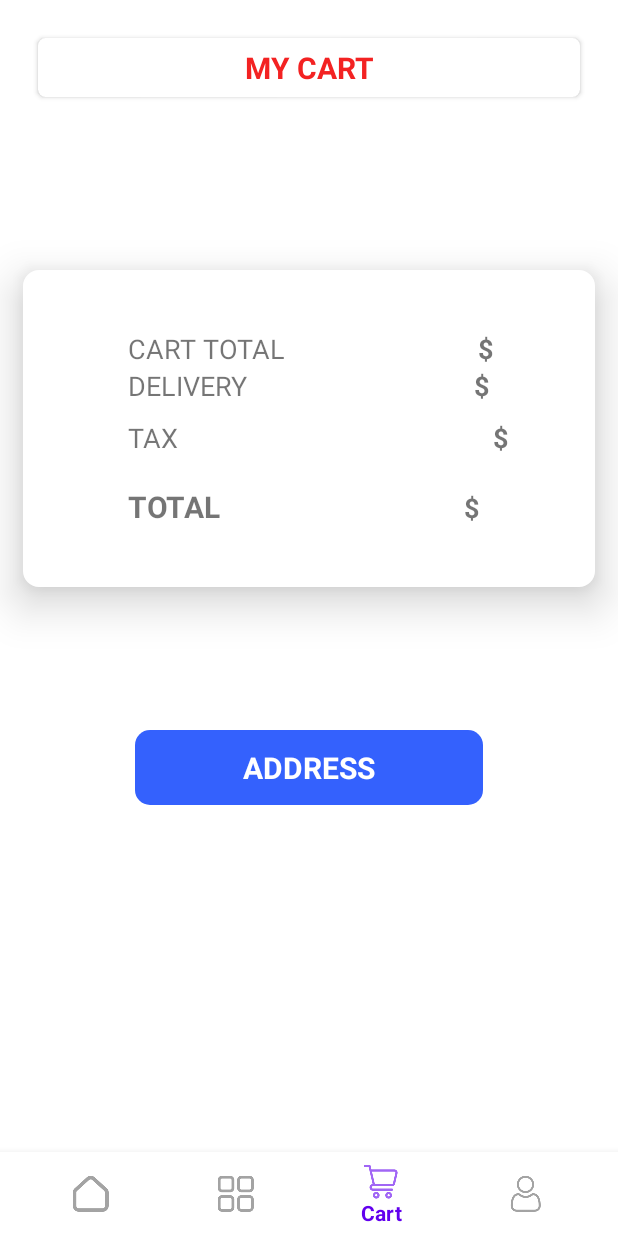
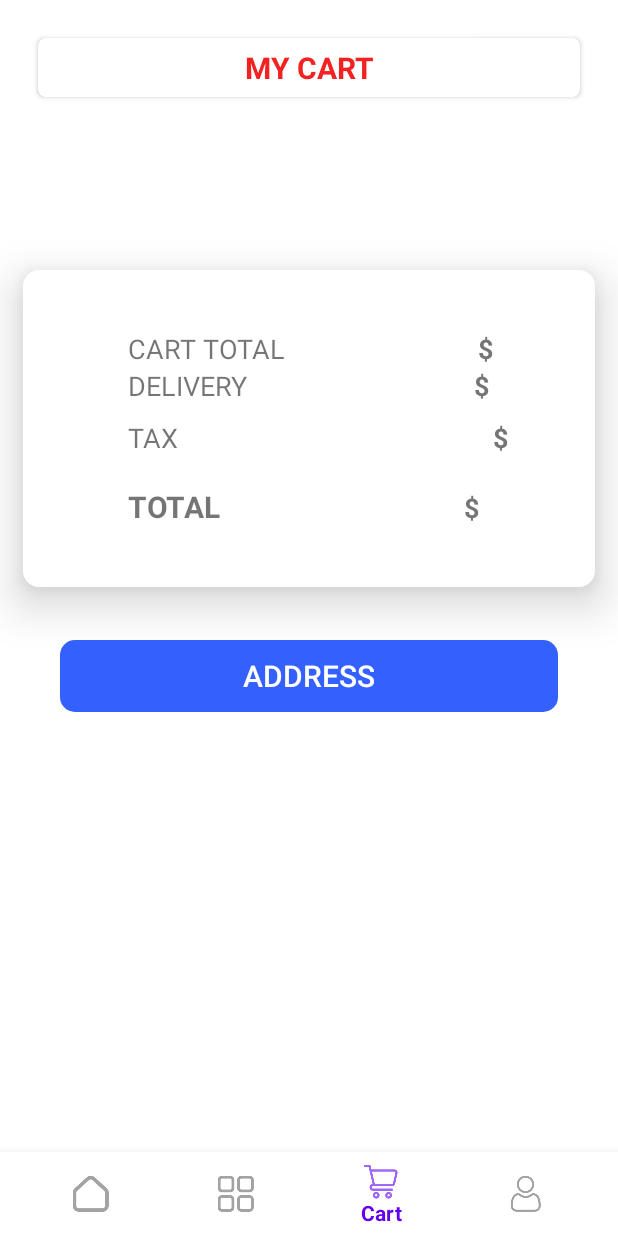
Before and after one commit to ImeshR/MAD-Project, an Android app: the screen it shows after launch once a user with an empty profile is signed in (MainActivity), item 3 of the bottom bar chosen, on a phone screen of 412 x 824 dp. Run offline under Robolectric (Android 15) with nearby library versions, the phone set to English and light mode, and no system bars; our stand-ins replace Firebase (no records; nobody signed in at launch, a user with empty details on screens opened directly).

Commit message:
update cart fragment

```diff
--- a/app/src/main/res/layout/fragment_cart.xml
+++ b/app/src/main/res/layout/fragment_cart.xml
@@ -179,22 +179,17 @@
 
                 </LinearLayout>
 
-                <TextView
+                <Button
                     android:id="@+id/addressbtn"
                     android:layout_width="match_parent"
-                    android:layout_height="50dp"
-                    android:layout_margin="90dp"
-                    android:layout_marginTop="9dp"
+                    android:layout_height="wrap_content"
+                    android:layout_marginLeft="40dp"
+                    android:layout_marginTop="30dp"
+                    android:layout_marginRight="40dp"
                     android:background="@drawable/main_nav_btn"
-                    android:gravity="center"
-                    android:text="ADDRESS"
-                    android:textAlignment="center"
-                    android:textColor="@color/white"
-                    android:textSize="20sp"
-                    android:textStyle="bold"
-
-
-                    tools:layout_marginTop="60dp" />
+                    android:text="address"
+                    android:textColor="#FFFFFF"
+                    android:textSize="20dp"/>
 
             </LinearLayout>
         </ScrollView>
```
